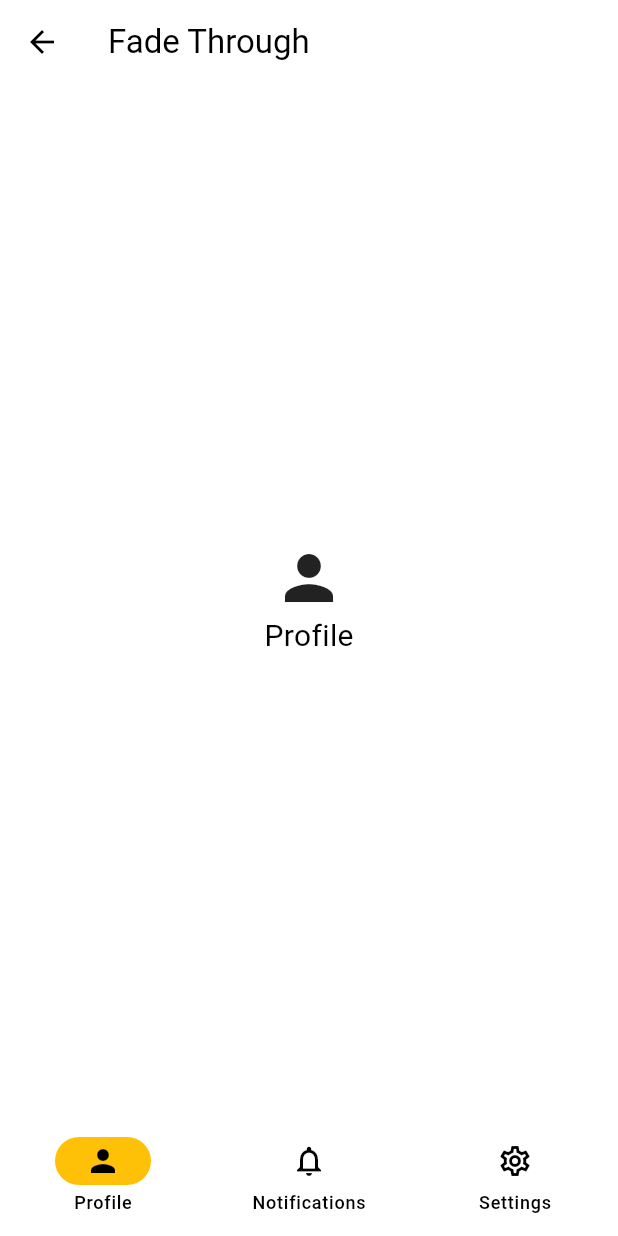
After one commit to moztiq/nc-flutter-animations, a Flutter app: the screen it shows after launch, after a tap on "Fade Through", on a phone screen of 412 x 824 dp. The commit adds this screen. Run offline on Flutter 3.47's test engine with Material 3 defaults, Android fonts, the phone set to English and light mode, and no system bars; our stand-ins replace lottie, rive.

Commit message:
Fade Through

```diff
--- a/lib/main.dart
+++ b/lib/main.dart
@@ -17,6 +17,9 @@ class MyApp extends StatelessWidget {
           primary: Colors.blue,
         ),
         useMaterial3: true,
+        navigationBarTheme: const NavigationBarThemeData(
+          indicatorColor: Colors.amber,
+        ),
       ),
       home: const MenuScreen(),
     );
--- /dev/null
+++ b/lib/screens/fade_through_screen.dart
@@ -0,0 +1,107 @@
+import 'package:animations/animations.dart';
+import 'package:flutter/material.dart';
+
+class FadeThroughScreen extends StatefulWidget {
+  const FadeThroughScreen({super.key});
+
+  @override
+  State<FadeThroughScreen> createState() => _FadeThroughScreenState();
+}
+
+class _FadeThroughScreenState extends State<FadeThroughScreen> {
+  int _index = 0;
+
+  void _onNewDestination(int index) {
+    setState(() {
+      _index = index;
+    });
+  }
+
+  @override
+  Widget build(BuildContext context) {
+    return Scaffold(
+      appBar: AppBar(
+        title: const Text('Fade Through'),
+      ),
+      body: PageTransitionSwitcher(
+        transitionBuilder: (Widget child, Animation<double> primaryAnimation,
+            Animation<double> secondaryAnimation) {
+          return FadeThroughTransition(
+            animation: primaryAnimation,
+            secondaryAnimation: secondaryAnimation,
+            child: child,
+          );
+        },
+        child: [
+          const NavigationPage(
+            text: 'Profile',
+            icon: Icons.person,
+            key: ValueKey(0),
+          ),
+          const NavigationPage(
+            text: 'Notifications',
+            icon: Icons.notifications,
+            key: ValueKey(1),
+          ),
+          const NavigationPage(
+            key: ValueKey(2),
+            text: 'Settings',
+            icon: Icons.settings,
+          ),
+        ][_index],
+      ),
+      bottomNavigationBar: NavigationBar(
+        selectedIndex: _index,
+        onDestinationSelected: _onNewDestination,
+        destinations: [
+          const NavigationDestination(
+            icon: Icon(Icons.person_outlined),
+            selectedIcon: Icon(Icons.person),
+            label: 'Profile',
+          ),
+          const NavigationDestination(
+            icon: Icon(Icons.notifications_outlined),
+            selectedIcon: Icon(Icons.notifications),
+            label: 'Notifications',
+          ),
+          const NavigationDestination(
+            icon: Icon(Icons.settings_outlined),
+            selectedIcon: Icon(Icons.settings),
+            label: 'Settings',
+          ),
+        ],
+      ),
+    );
+  }
+}
+
+class NavigationPage extends StatelessWidget {
+  final String text;
+  final IconData icon;
+
+  const NavigationPage({super.key, required this.text, required this.icon});
+
+  @override
+  Widget build(BuildContext context) {
+    return Scaffold(
+      key: key,
+      body: Center(
+        child: Column(
+          mainAxisAlignment: MainAxisAlignment.center,
+          children: [
+            Icon(
+              icon,
+              size: 48,
+            ),
+            Text(
+              text,
+              style: const TextStyle(
+                fontSize: 20,
+              ),
+            )
+          ],
+        ),
+      ),
+    );
+  }
+}
--- a/lib/screens/menu_screen.dart
+++ b/lib/screens/menu_screen.dart
@@ -2,6 +2,7 @@ import 'package:flutter/material.dart';
 import 'package:nc_flutter_animations/screens/apple_watch_screen.dart';
 import 'package:nc_flutter_animations/screens/container_transform_screen.dart';
 import 'package:nc_flutter_animations/screens/explicit_animations_screen.dart';
+import 'package:nc_flutter_animations/screens/fade_through_screen.dart';
 import 'package:nc_flutter_animations/screens/implicit_animations_screen.dart';
 import 'package:nc_flutter_animations/screens/music_player_screen.dart';
 import 'package:nc_flutter_animations/screens/rive_screen.dart';
@@ -98,6 +99,15 @@ class MenuScreen extends StatelessWidget {
               },
               child: const Text('Shared Axis'),
             ),
+            ElevatedButton(
+              onPressed: () {
+                _goToPage(
+                  context,
+                  const FadeThroughScreen(),
+                );
+              },
+              child: const Text('Fade Through'),
+            ),
           ],
         ),
       ),
```
